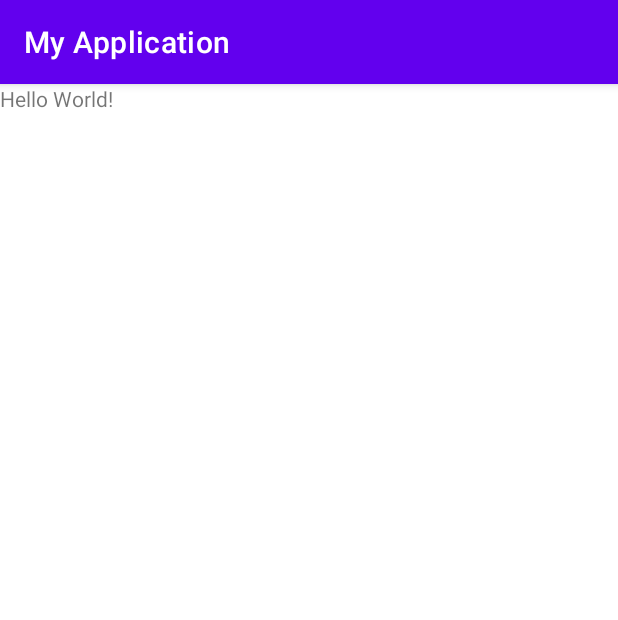
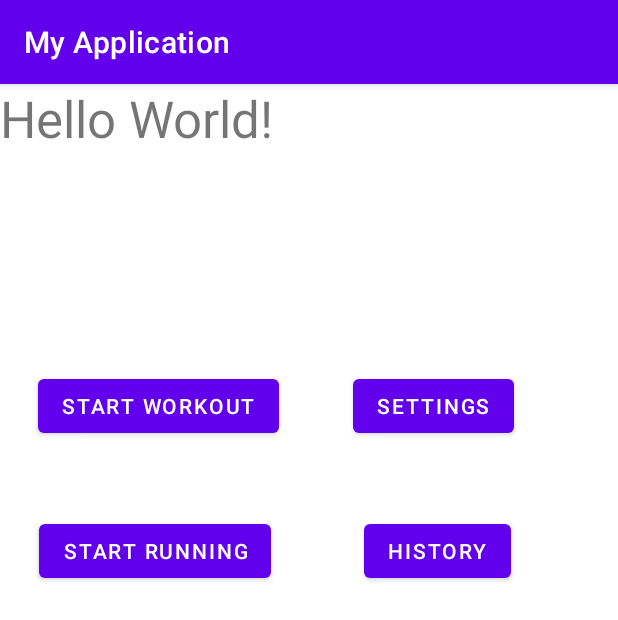
Before and after one commit to telvinzhong/workoutTimerMobileApp, an Android app: the screen it shows after launch (MainActivity), on a phone screen of 412 x 824 dp. Shown: the top 620 px of the screen. Run offline under Robolectric (Android 15) with nearby library versions, the phone set to English and light mode, and no system bars.

Commit message:
created the four main activities

```diff
--- a/app/src/main/res/layout/activity_main.xml
+++ b/app/src/main/res/layout/activity_main.xml
@@ -7,9 +7,11 @@
     tools:context=".MainActivity">
 
     <TextView
-        android:layout_width="114dp"
-        android:layout_height="42dp"
+        android:layout_width="288dp"
+        android:layout_height="51dp"
+        android:elegantTextHeight="true"
         android:text="Hello World!"
+        android:textSize="34sp"
         app:layout_constraintBottom_toBottomOf="parent"
         app:layout_constraintEnd_toEndOf="parent"
         app:layout_constraintHorizontal_bias="0.0"
@@ -18,4 +20,54 @@
         app:layout_constraintVertical_bias="0.0"
         tools:text="Days in a row: 0" />
 
+    <Button
+        android:id="@+id/button"
+        android:layout_width="wrap_content"
+        android:layout_height="wrap_content"
+        android:layout_marginEnd="49dp"
+        android:text="Start Workout"
+        app:layout_constraintBottom_toBottomOf="parent"
+        app:layout_constraintEnd_toStartOf="@+id/button2"
+        app:layout_constraintHorizontal_bias="1.0"
+        app:layout_constraintStart_toStartOf="parent"
+        app:layout_constraintTop_toTopOf="parent"
+        app:layout_constraintVertical_bias="0.265" />
+
+    <Button
+        android:id="@+id/button2"
+        android:layout_width="wrap_content"
+        android:layout_height="wrap_content"
+        android:text="Settings"
+        app:layout_constraintBottom_toBottomOf="parent"
+        app:layout_constraintEnd_toEndOf="parent"
+        app:layout_constraintHorizontal_bias="0.772"
+        app:layout_constraintStart_toStartOf="parent"
+        app:layout_constraintTop_toTopOf="parent"
+        app:layout_constraintVertical_bias="0.265" />
+
+    <Button
+        android:id="@+id/button3"
+        android:layout_width="wrap_content"
+        android:layout_height="wrap_content"
+        android:layout_marginEnd="50dp"
+        android:text="Start Running"
+        app:layout_constraintBottom_toBottomOf="parent"
+        app:layout_constraintEnd_toStartOf="@+id/button4"
+        app:layout_constraintHorizontal_bias="0.685"
+        app:layout_constraintStart_toStartOf="parent"
+        app:layout_constraintTop_toTopOf="parent"
+        app:layout_constraintVertical_bias="0.399" />
+
+    <Button
+        android:id="@+id/button4"
+        android:layout_width="wrap_content"
+        android:layout_height="wrap_content"
+        android:text="History"
+        app:layout_constraintBottom_toBottomOf="parent"
+        app:layout_constraintEnd_toEndOf="parent"
+        app:layout_constraintHorizontal_bias="0.772"
+        app:layout_constraintStart_toStartOf="parent"
+        app:layout_constraintTop_toTopOf="parent"
+        app:layout_constraintVertical_bias="0.399" />
+
 </androidx.constraintlayout.widget.ConstraintLayout>
```
